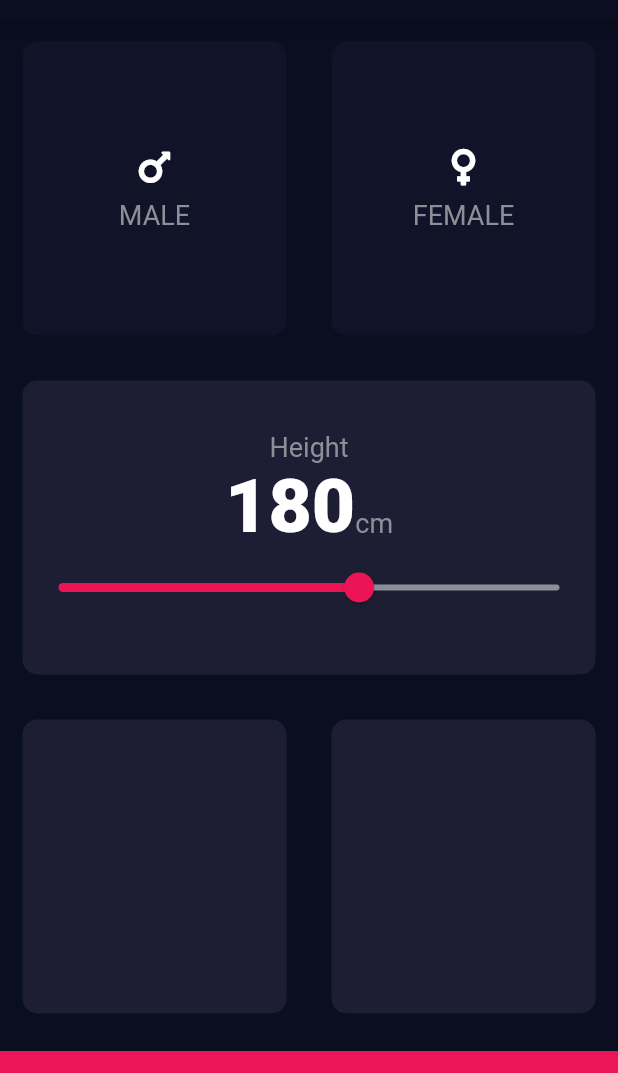
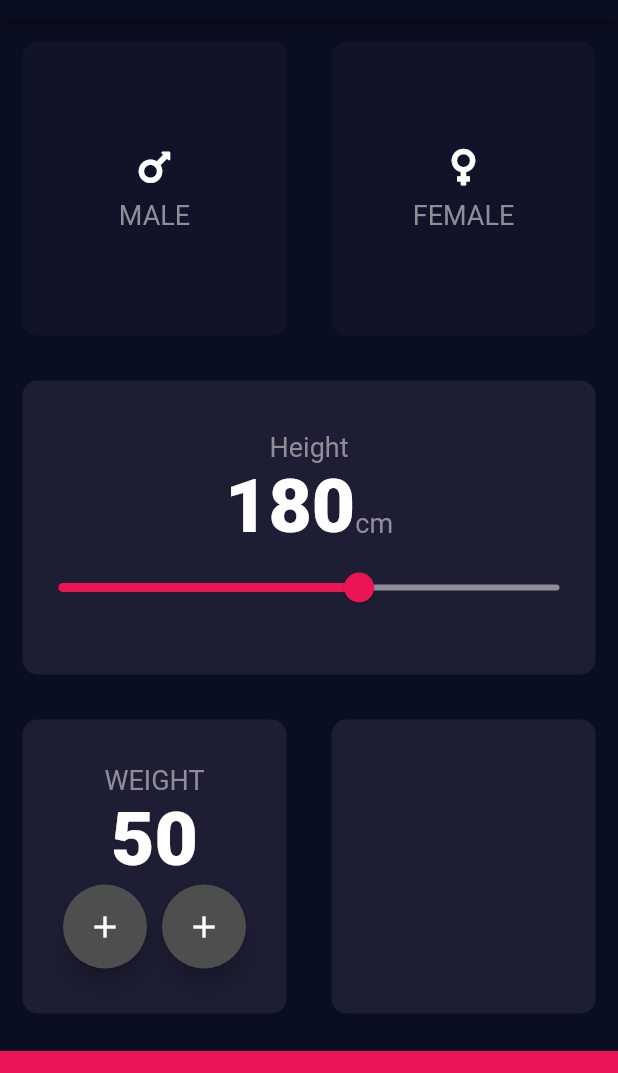
Before and after one commit to mehrbarz/BMI-calculator, a Flutter app: the screen it shows after launch, on a phone screen of 412 x 824 dp, the part 65-1138 px from its top. Run offline on Flutter 3.47's test engine with Material 2 defaults, Android fonts, the phone set to English and light mode, and no system bars; our stand-ins replace font_awesome_flutter.

Commit message:
floating action button

```diff
--- a/bmi_calculator/lib/input_page.dart
+++ b/bmi_calculator/lib/input_page.dart
@@ -17,6 +17,7 @@ class InputPagePage extends StatefulWidget {
 
 class _InputPagePageState extends State<InputPagePage> {
   int height = 180;
+  int weight = 50;
 
   Gender selectedGender;
   // Color maleCardColor = inactiveCardColor;
@@ -137,6 +138,30 @@ class _InputPagePageState extends State<InputPagePage> {
                 Expanded(
                   child: ReusableCard(
                     colour: kActiveCardColor,
+                    cardChild: Column(
+                      mainAxisAlignment: MainAxisAlignment.center,
+                      children: [
+                        Text(
+                          'WEIGHT',style: kLabelTextStyle,
+                        ),
+                        Text(
+                          weight.toString(),
+                          style: kNumberTextStyle,
+                        ),
+                        Row(
+                          mainAxisAlignment: MainAxisAlignment.center,
+                          children: [
+                            FloatingActionButton(
+                              backgroundColor: Color(0xFF4c4f4e),
+                              child: Icon(Icons.add, color: Colors.white,),),
+                            SizedBox(width: 10,),
+                            FloatingActionButton(
+                              backgroundColor: Color(0xFF4c4f4e),
+                              child: Icon(Icons.add, color: Colors.white,),),
+                          ],
+                        )
+                      ],
+                    ),
                   ),
                 ),
                 Expanded(
```
